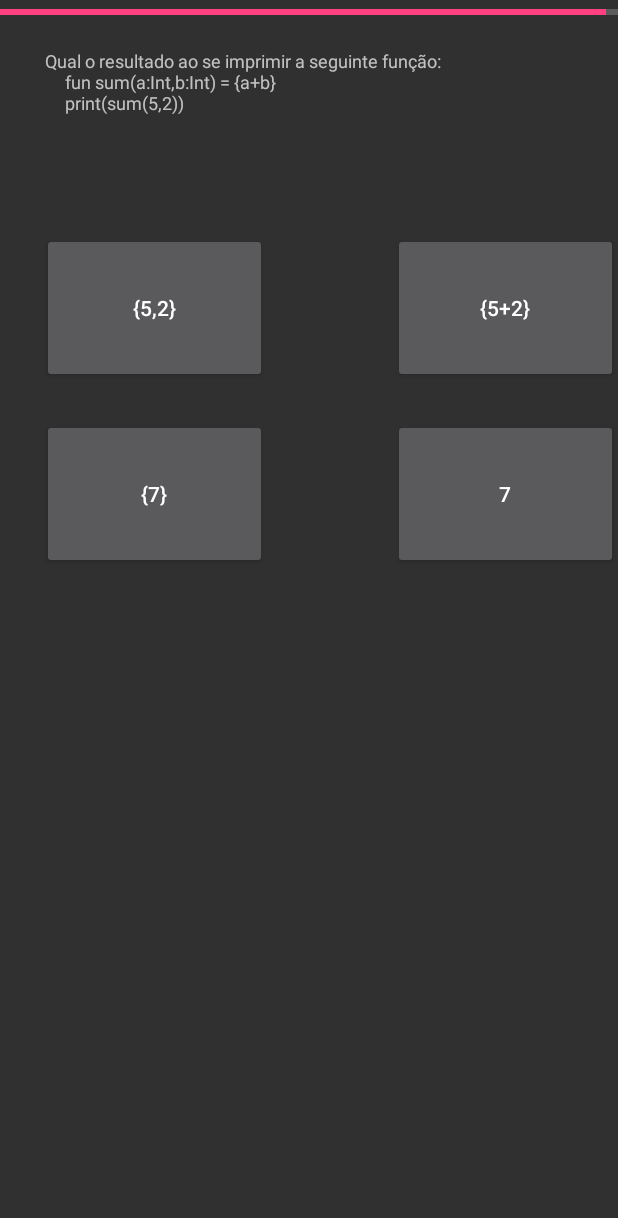
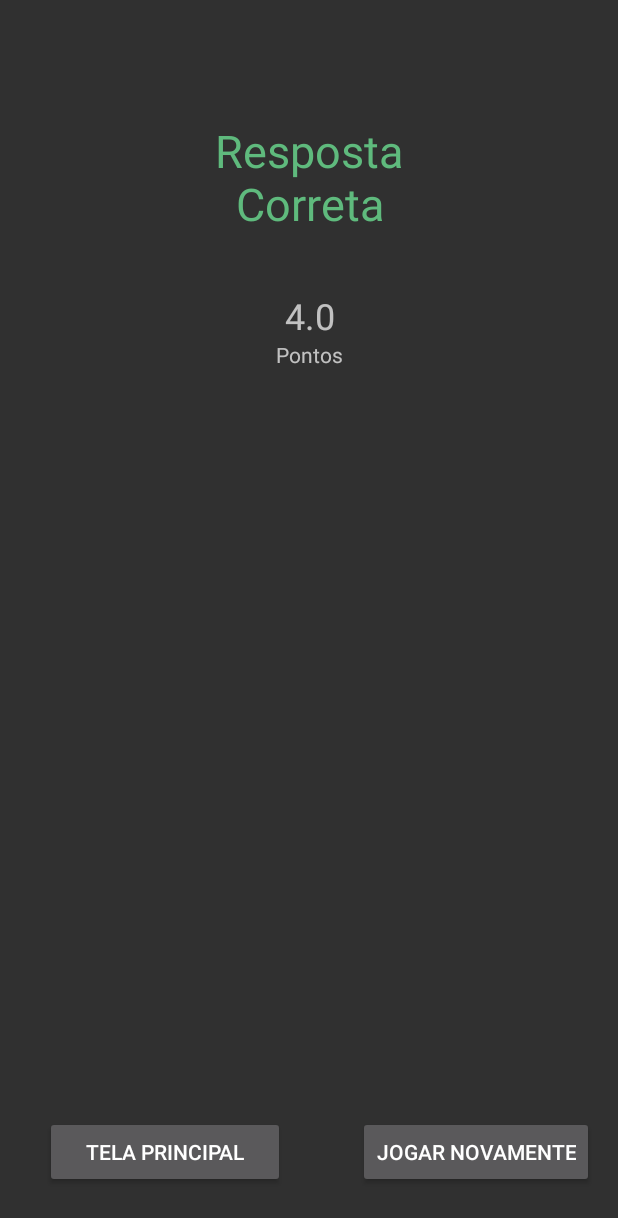
Before and after one commit to pedrohff/kotlinando, an Android app: the ViewQuestao screen opened directly, with no data from a screen before it, after a tap on "{5,2}", on a phone screen of 412 x 824 dp. Shown: the top 1218 px of the screen. Run offline under Robolectric (Android 15) with nearby library versions, the phone set to English and light mode, and no system bars; our stand-ins replace Room's generated code.

Commit message:
Tela de exibição da pontuação após responder questão

```diff
--- a/app/src/main/AndroidManifest.xml
+++ b/app/src/main/AndroidManifest.xml
@@ -18,7 +18,9 @@
                 <category android:name="android.intent.category.LAUNCHER" />
             </intent-filter>
         </activity>
-        <activity android:name=".view.ViewQuestao" android:screenOrientation="portrait"/>
+
+        <activity android:name=".view.ViewQuestao"></activity>
+        <activity android:name=".view.ViewFeedback"></activity>
     </application>
 
 </manifest>
--- a/app/src/main/java/com/kotlinquiz/model/LogQuestao.kt
+++ b/app/src/main/java/com/kotlinquiz/model/LogQuestao.kt
@@ -2,9 +2,10 @@ package com.kotlinquiz.model
 
 import android.arch.persistence.room.Entity
 import android.arch.persistence.room.PrimaryKey
+import java.io.Serializable
 
 @Entity(tableName = "logQuestao")
-data class LogQuestao(@PrimaryKey(autoGenerate = true) var codigo:Int? = null, var questaoId: Int?, var resposta:String, var tempoResposta:Int, var pontuacao:Double = 0.0) {
+data class LogQuestao(@PrimaryKey(autoGenerate = true) var codigo:Int? = null, var questaoId: Int?, var resposta:String, var tempoResposta:Int, var pontuacao:Double = 0.0) : Serializable {
 
     constructor() : this(0,0,"",0,0.0)
 
--- a/app/src/main/java/com/kotlinquiz/view/MainActivity.kt
+++ b/app/src/main/java/com/kotlinquiz/view/MainActivity.kt
@@ -20,7 +20,7 @@ class MainActivity : AppCompatActivity() {
         super.onCreate(savedInstanceState)
         setContentView(R.layout.activity_main)
 
-        btJogar.setOnClickListener {
+        btJogarNovamente.setOnClickListener {
             pararMusica()
             val intent = Intent(this, ViewQuestao::class.java)
             startActivity(intent)
--- /dev/null
+++ b/app/src/main/java/com/kotlinquiz/view/ViewFeedback.kt
@@ -0,0 +1,46 @@
+package com.kotlinquiz.view
+
+import android.content.Intent
+import android.graphics.Color
+import android.os.Bundle
+import android.support.v7.app.AppCompatActivity
+import com.kotlinquiz.R
+import com.kotlinquiz.model.LogQuestao
+import kotlinx.android.synthetic.main.activity_view_feedback.*
+
+class ViewFeedback(var logQuestao: LogQuestao = LogQuestao()) : AppCompatActivity() {
+
+    override fun onCreate(savedInstanceState: Bundle?) {
+        super.onCreate(savedInstanceState)
+        setContentView(R.layout.activity_view_feedback)
+
+        logQuestao = intent.getSerializableExtra("logQuestao") as LogQuestao
+        atualizarTela()
+        btTelaPrincipal.setOnClickListener { btTelaPrincipal() }
+        btJogarNovamente.setOnClickListener { btNovaQuestao() }
+    }
+
+    fun atualizarTela() {
+        if(logQuestao.pontuacao > 0) {
+            tvTitulo.text = "Resposta\nCorreta"
+            tvTitulo.setTextColor(Color.parseColor("#5fba7d"))
+        } else {
+            tvTitulo.text = "Resposta\nErrada"
+            tvTitulo.setTextColor(Color.parseColor("#a06565"))
+        }
+
+        tvPontuacao.text = logQuestao.pontuacao.toString()
+    }
+
+    fun btNovaQuestao() {
+        var intent : Intent = Intent(this,ViewQuestao::class.java)
+        startActivity(intent)
+        finish()
+    }
+
+    fun btTelaPrincipal() {
+        var intent = Intent(this, MainActivity::class.java)
+        startActivity(intent)
+        finish()
+    }
+}
--- a/app/src/main/java/com/kotlinquiz/view/ViewQuestao.kt
+++ b/app/src/main/java/com/kotlinquiz/view/ViewQuestao.kt
@@ -1,5 +1,6 @@
 package com.kotlinquiz.view
 
+import android.content.Intent
 import android.os.Bundle
 import android.os.CountDownTimer
 import android.support.v7.app.AppCompatActivity
@@ -77,6 +78,11 @@ class ViewQuestao (var segundos:Int = 60, var questao: Questao = Questao(), var
         val log = LogQuestao(questaoId = questao.codigo, resposta = resp, tempoResposta = segundos)
         log.calculaPontuacao()
 
+        var intent : Intent = Intent(this, ViewFeedback::class.java)
+        intent.putExtra("logQuestao", log)
         saveLog(log)
+
+        startActivity(intent)
+        finish()
     }
 }
--- /dev/null
+++ b/app/src/main/res/layout/activity_view_feedback.xml
@@ -0,0 +1,75 @@
+<?xml version="1.0" encoding="utf-8"?>
+<android.support.constraint.ConstraintLayout xmlns:android="http://schemas.android.com/apk/res/android"
+    xmlns:app="http://schemas.android.com/apk/res-auto"
+    xmlns:tools="http://schemas.android.com/tools"
+    android:layout_width="match_parent"
+    android:layout_height="match_parent"
+    tools:context="com.kotlinquiz.view.ViewFeedback">
+
+    <TextView
+        android:id="@+id/tvTitulo"
+        android:layout_width="340dp"
+        android:layout_height="94dp"
+        android:layout_marginEnd="8dp"
+        android:layout_marginStart="8dp"
+        android:layout_marginTop="80dp"
+        android:text="tvTitulo"
+        android:textAlignment="center"
+        android:textSize="30sp"
+        app:layout_constraintEnd_toEndOf="parent"
+        app:layout_constraintStart_toStartOf="parent"
+        app:layout_constraintTop_toTopOf="parent" />
+
+    <TextView
+        android:id="@+id/tvPontuacao"
+        android:layout_width="wrap_content"
+        android:layout_height="wrap_content"
+        android:layout_marginEnd="8dp"
+        android:layout_marginStart="8dp"
+        android:layout_marginTop="20dp"
+        android:text="tvPontuacao"
+        android:textAlignment="center"
+        android:textSize="24sp"
+        app:layout_constraintEnd_toEndOf="parent"
+        app:layout_constraintHorizontal_bias="0.502"
+        app:layout_constraintStart_toStartOf="parent"
+        app:layout_constraintTop_toBottomOf="@+id/tvTitulo" />
+
+    <TextView
+        android:id="@+id/tvTextoPontuacao"
+        android:layout_width="wrap_content"
+        android:layout_height="wrap_content"
+        android:layout_marginEnd="8dp"
+        android:layout_marginStart="8dp"
+        android:text="Pontos"
+        android:textAlignment="center"
+        app:layout_constraintEnd_toEndOf="parent"
+        app:layout_constraintStart_toStartOf="parent"
+        app:layout_constraintTop_toBottomOf="@+id/tvPontuacao" />
+
+    <Button
+        android:id="@+id/btJogarNovamente"
+        android:layout_width="0dp"
+        android:layout_height="wrap_content"
+        android:layout_marginBottom="32dp"
+        android:layout_marginEnd="16dp"
+        android:layout_marginRight="16dp"
+        android:text="Jogar novamente"
+        app:layout_constraintBottom_toBottomOf="parent"
+        app:layout_constraintEnd_toEndOf="parent" />
+
+    <Button
+        android:id="@+id/btTelaPrincipal"
+        android:layout_width="160dp"
+        android:layout_height="wrap_content"
+        android:layout_marginBottom="32dp"
+        android:layout_marginEnd="8dp"
+        android:layout_marginStart="16dp"
+        android:layout_marginLeft="16dp"
+        android:layout_marginRight="8dp"
+        android:text="Tela Principal"
+        app:layout_constraintBottom_toBottomOf="parent"
+        app:layout_constraintEnd_toStartOf="@+id/btJogarNovamente"
+        app:layout_constraintHorizontal_bias="0.25"
+        app:layout_constraintStart_toStartOf="parent" />
+</android.support.constraint.ConstraintLayout>
```
